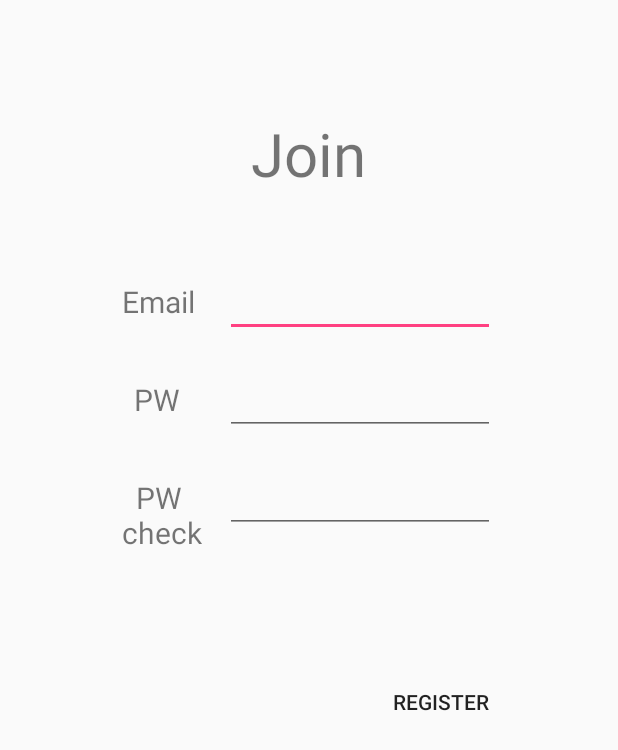
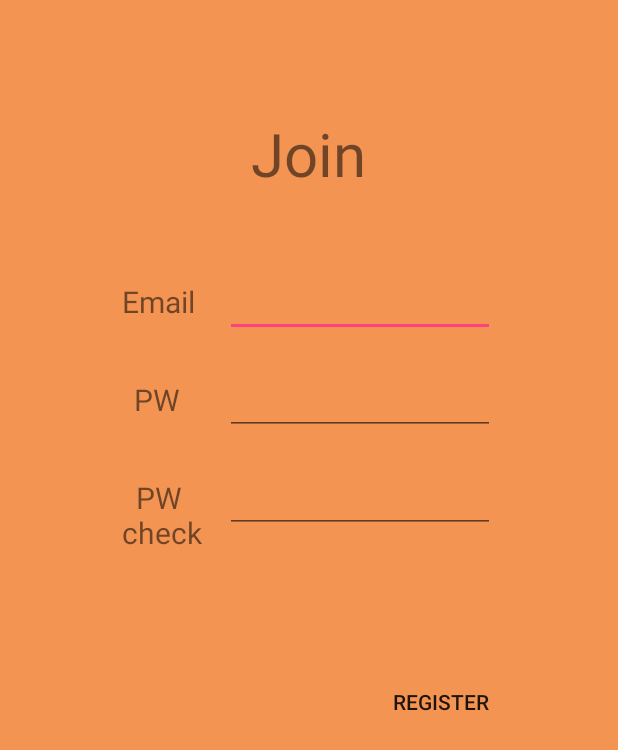
Before and after one commit to unistcse421/Backpacker, an Android app: the screen it shows after launch (registerationActivity), on a phone screen of 412 x 824 dp. Shown: the top 750 px of the screen. Run offline under Robolectric (Android 15) with nearby library versions, the phone set to English and light mode, and no system bars.

Commit message:
register 5/12-1

```diff
--- a/app/src/main/res/layout/activity_registeration.xml
+++ b/app/src/main/res/layout/activity_registeration.xml
@@ -4,6 +4,7 @@
     android:orientation="vertical"
     android:layout_width="match_parent"
     android:layout_height="match_parent"
+    android:background="#f39453"
     >
 
     <TextView
@@ -30,6 +31,7 @@
             />
 
         <EditText
+            android:id="@+id/email"
             android:layout_height="match_parent"
             android:layout_width="180dp"
             android:layout_marginLeft="15dp"
@@ -45,10 +47,13 @@
             />
 
         <EditText
+            android:id="@+id/pw"
             android:layout_height="match_parent"
             android:layout_width="180dp"
             android:layout_marginLeft="15dp"
             android:layout_marginTop="20dp"
+            android:maxLength="20"
+            android:inputType="textPassword"
             />
 
         <TextView
@@ -60,14 +65,18 @@
             />
 
         <EditText
+            android:id="@+id/pw_check"
             android:layout_height="match_parent"
             android:layout_width="180dp"
             android:layout_marginLeft="15dp"
             android:layout_marginTop="20dp"
+            android:maxLength="20"
+            android:inputType="textPassword"
             />
     </GridLayout>
 
     <Button
+        android:id="@+id/register"
         android:layout_width="wrap_content"
         android:layout_height="wrap_content"
         android:layout_marginTop="75dp"
```
Also changed, not shown: app/src/main/java/com/example/simon/backpacker/registerationActivity.java (+47 -4 lines).
